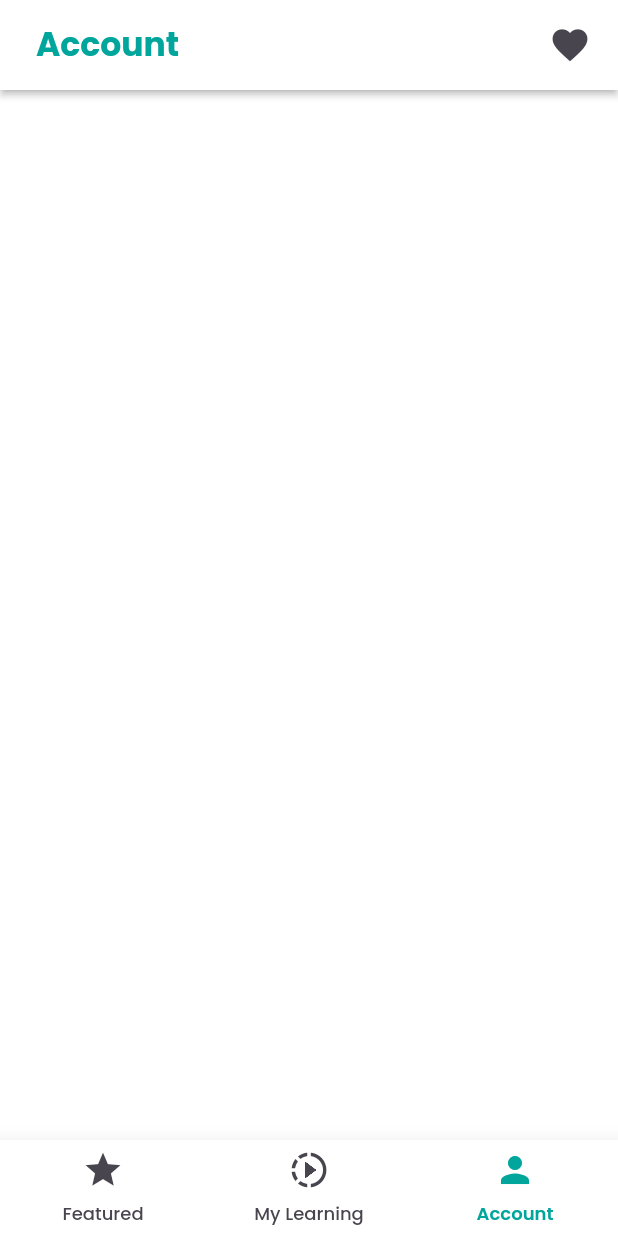
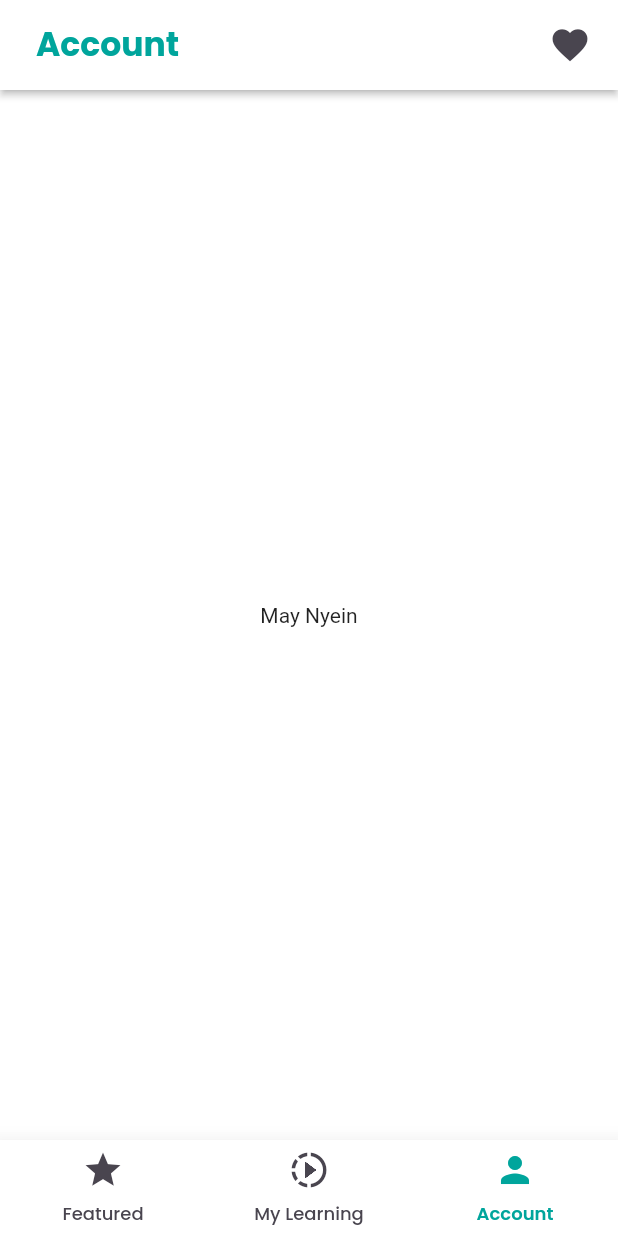
Before and after one commit to PyaeSoneHan246810/lae_lar_mel_flutter, a Flutter app: the screen it shows after launch, item 3 of the bottom bar chosen, on a phone screen of 412 x 824 dp. Run offline on Flutter 3.47's test engine with Material 2 defaults, Android fonts, the phone set to English and light mode, and no system bars.

Commit message:
test change

```diff
--- a/lib/app/pages/account_page.dart
+++ b/lib/app/pages/account_page.dart
@@ -41,6 +41,9 @@ class _AccountPageState extends State<AccountPage> {
         ],
       ),
       backgroundColor: AppColor.pureWhiteColor,
+      body: const Center(
+        child: Text('May Nyein'),
+      ),
     );
   }
 }
```
